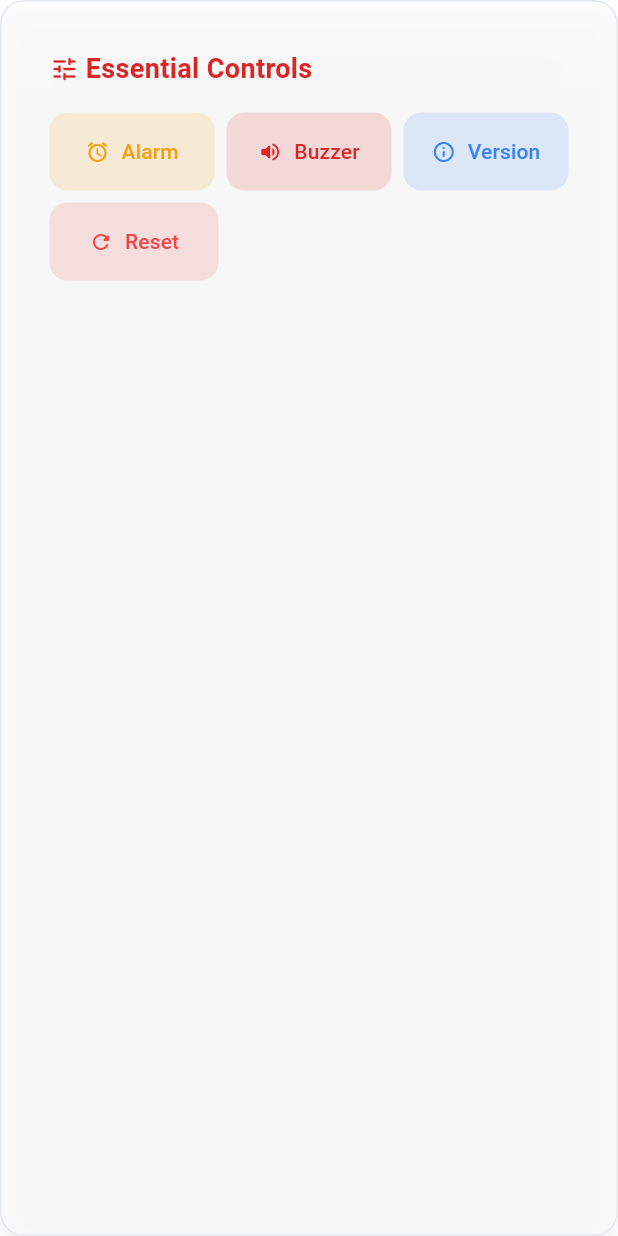
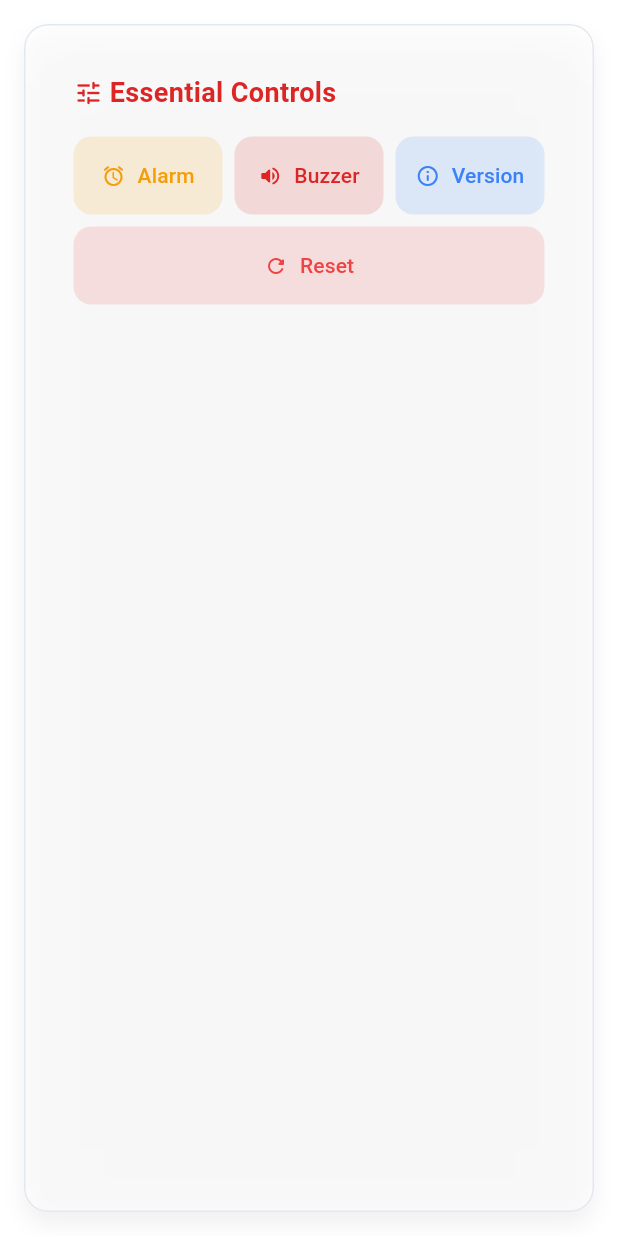
Before and after one commit to RiftCodes/tactical-trap-app, a Flutter app: the ControlPanel widget shown alone on an empty page, opened directly with empty values, on a phone screen of 412 x 824 dp. Run offline on Flutter 3.47's test engine with Material 3 defaults, Android fonts, the light colour scheme and no system bars; our stand-ins replace flutter_blue_plus, google_fonts, permission_handler, shared_preferences; accounts and stored records are empty.

Commit message:
Fix UI: Match card widths, convert Device Details to tabular form, fix button layout

```diff
--- a/lib/presentation/widgets/control_panel.dart
+++ b/lib/presentation/widgets/control_panel.dart
@@ -24,6 +24,7 @@ class ControlPanel extends StatelessWidget {
   @override
   Widget build(BuildContext context) {
     return GlassCard(
+      margin: EdgeInsets.all(DS.m),
       child: Padding(
         padding: EdgeInsets.all(DS.m),
         child: Column(
@@ -85,14 +86,6 @@ class ControlPanel extends StatelessWidget {
                     onTap: onInitialize,
                   ),
                 ),
-                SizedBox(width: DS.xs),
-                Expanded(
-                  child: Container(), // Empty space to maintain layout
-                ),
-                SizedBox(width: DS.xs),
-                Expanded(
-                  child: Container(), // Empty space to maintain layout
-                ),
               ],
             ),
           ],
```
Also changed, not shown: lib/presentation/widgets/connected_details.dart (+12 -28 lines).
